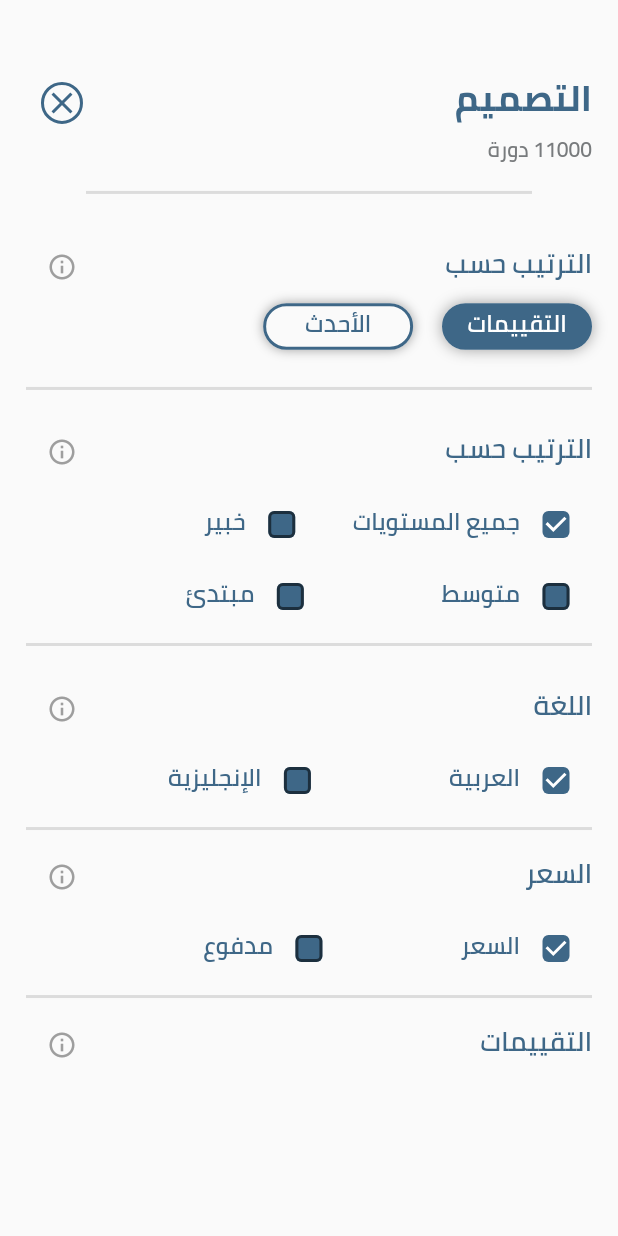
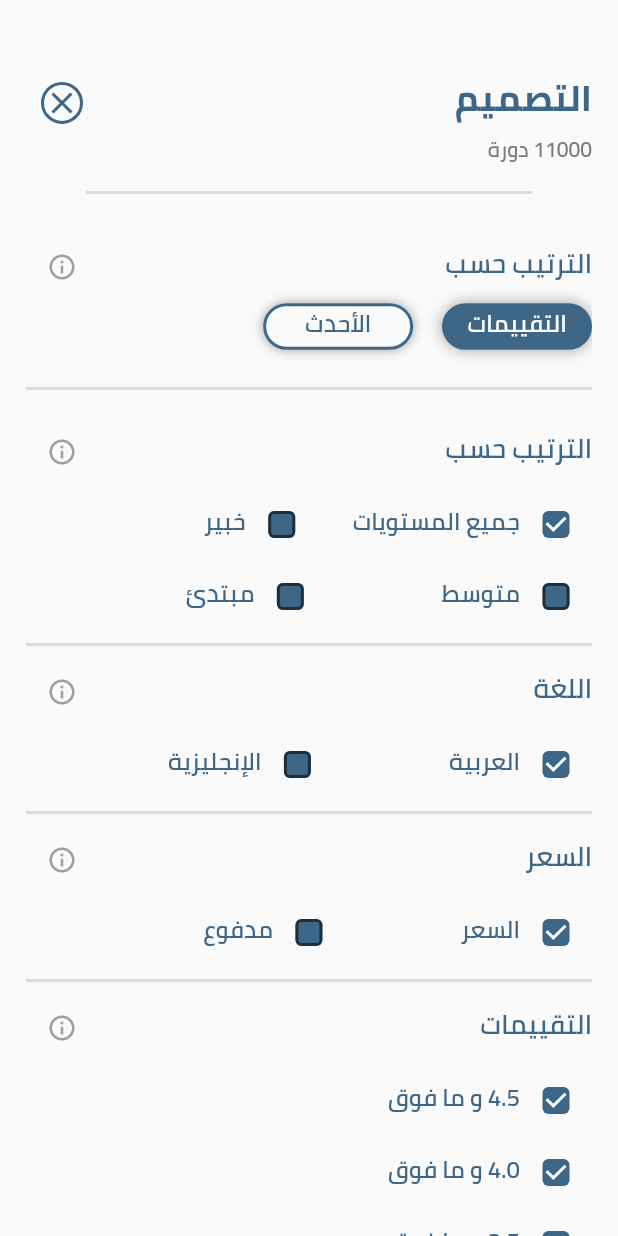
Before and after one commit to ahmedhany20200050/deraya, a Flutter app: the screen it shows after launch, on a phone screen of 412 x 824 dp. Run offline on Flutter 3.47's test engine with Material 2 defaults, Android fonts, the phone set to English and light mode, and no system bars; our stand-ins replace animate_do, bloc, easy_localization, flutter_bloc, flutter_screenutil, flutter_svg and 2 more; accounts and stored records are empty.

Commit message:
finish filters screen

```diff
--- a/lib/presentation/screens/search/filtter_screen.dart
+++ b/lib/presentation/screens/search/filtter_screen.dart
@@ -90,7 +90,6 @@ class _FilterScreenState extends State<FilterScreen>with TickerProviderStateMixi
            ),
 
            const CustomDivider(),
-           12.ph,
            const FilterTitle(text: 'اللغة',),
            Row(
              children: [
@@ -150,6 +149,67 @@ class _FilterScreenState extends State<FilterScreen>with TickerProviderStateMixi
            ),
            const CustomDivider(),
            const FilterTitle(text: 'التقييمات',),
+           Row(
+             children: [
+               Checkbox(
+                   activeColor: ColorsManger.primary,
+                   fillColor: MaterialStateProperty.all(ColorsManger.primary),
+                   overlayColor: MaterialStateProperty.all(ColorsManger.primary),
+
+                   shape: RoundedRectangleBorder(borderRadius: BorderRadius.circular(4)),
+                   value: _isChecked, onChanged: (val){
+                 setState(() {
+                   _isChecked = val!;
+                 });
+               }),TextWidget(title: '4.5 و ما فوق',fontSize: 16,fontWeight: FontWeight.w600,color: ColorsManger.primary,),
+             ],
+           ),
+           Row(
+             children: [
+               Checkbox(
+                   activeColor: ColorsManger.primary,
+                   fillColor: MaterialStateProperty.all(ColorsManger.primary),
+                   overlayColor: MaterialStateProperty.all(ColorsManger.primary),
+
+                   shape: RoundedRectangleBorder(borderRadius: BorderRadius.circular(4)),
+                   value: _isChecked, onChanged: (val){
+                 setState(() {
+                   _isChecked = val!;
+                 });
+               }),TextWidget(title: '4.0 و ما فوق',fontSize: 16,fontWeight: FontWeight.w600,color: ColorsManger.primary,),
+             ],
+           ),
+           Row(
+             children: [
+               Checkbox(
+                   activeColor: ColorsManger.primary,
+                   fillColor: MaterialStateProperty.all(ColorsManger.primary),
+                   overlayColor: MaterialStateProperty.all(ColorsManger.primary),
+
+                   shape: RoundedRectangleBorder(borderRadius: BorderRadius.circular(4)),
+                   value: _isChecked, onChanged: (val){
+                 setState(() {
+                   _isChecked = val!;
+                 });
+               }),TextWidget(title: '3.5 و ما فوق',fontSize: 16,fontWeight: FontWeight.w600,color: ColorsManger.primary,),
+             ],
+           ),
+           Row(
+             children: [
+               Checkbox(
+                   activeColor: ColorsManger.primary,
+                   fillColor: MaterialStateProperty.all(ColorsManger.primary),
+                   overlayColor: MaterialStateProperty.all(ColorsManger.primary),
+
+                   shape: RoundedRectangleBorder(borderRadius: BorderRadius.circular(4)),
+                   value: _isChecked, onChanged: (val){
+                 setState(() {
+                   _isChecked = val!;
+                 });
+               }),TextWidget(title: '3.0 و ما فوق',fontSize: 16,fontWeight: FontWeight.w600,color: ColorsManger.primary,),
+             ],
+           ),
+
          ],
        ),
      ),
```
